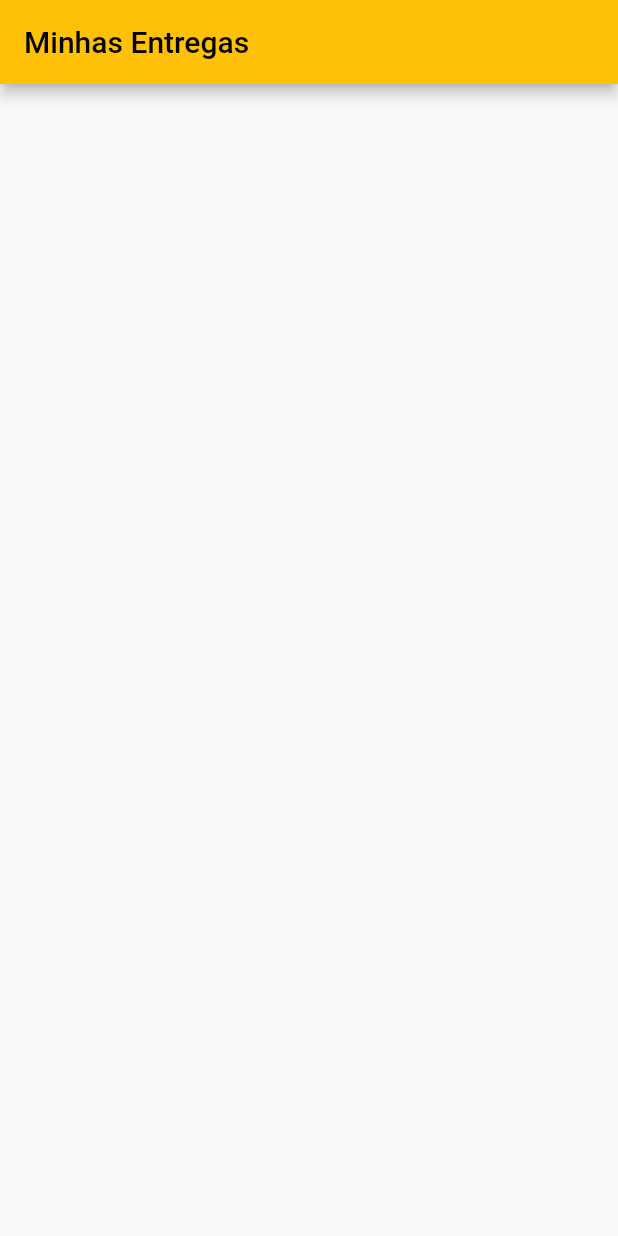
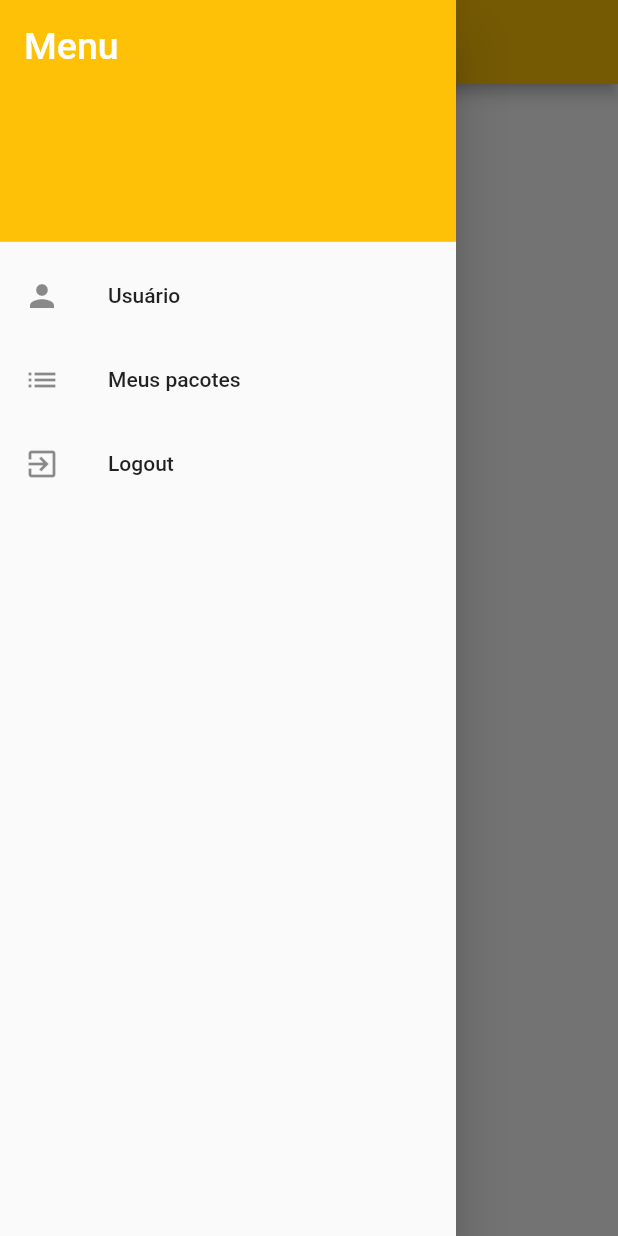
Before and after one commit to matheusvaladao5/minhas_entregas, a Flutter app: the screen it shows once a user with an empty profile is signed in, with the side drawer open (before the commit the screen has no drawer), on a phone screen of 412 x 824 dp. Run offline on Flutter 3.47's test engine with Material 2 defaults, Android fonts, the phone set to English and light mode, and no system bars; our stand-ins replace firebase_auth, firebase_core; accounts and stored records are empty; network calls fail.

Commit message:
Logout no Firebase sendo realizado com sucesso

```diff
--- a/lib/main.dart
+++ b/lib/main.dart
@@ -1,7 +1,4 @@
 import 'package:flutter/material.dart';
-import 'package:minhas_entregas/screens/home.dart';
-import 'package:minhas_entregas/screens/login.dart';
-import 'package:minhas_entregas/screens/register.dart';
 import 'package:firebase_core/firebase_core.dart';
 import 'package:minhas_entregas/widgets/auth_gate.dart';
 import 'package:minhas_entregas/widgets/routes.dart';
@@ -12,6 +9,8 @@ void main() async {
   runApp(const MyApp());
 }
 
+final navigatorKey = GlobalKey<NavigatorState>();
+
 class MyApp extends StatelessWidget {
   const MyApp({Key? key}) : super(key: key);
 
@@ -19,6 +18,7 @@ class MyApp extends StatelessWidget {
   @override
   Widget build(BuildContext context) {
     return MaterialApp(
+        navigatorKey: navigatorKey,
         title: 'Flutter Demo',
         theme: ThemeData(
           primarySwatch: Colors.amber,
--- a/lib/screens/home.dart
+++ b/lib/screens/home.dart
@@ -1,14 +1,16 @@
 import 'package:flutter/material.dart';
+import 'package:minhas_entregas/widgets/nav_drawer.dart';
 
 class HomeWidget extends StatelessWidget {
   const HomeWidget({Key? key}) : super(key: key);
 
-  final title = const Text("Minhas Entregas");
+  final title = const Text("Meus pacotes");
 
   @override
   Widget build(BuildContext context) {
     return Scaffold(
       appBar: AppBar(title: title),
+      drawer: NavDrawer(),
       body: ListView(children: []),
     );
   }
--- a/lib/widgets/auth_gate.dart
+++ b/lib/widgets/auth_gate.dart
@@ -11,10 +11,15 @@ class AuthGate extends StatelessWidget {
     return StreamBuilder<User?>(
       stream: FirebaseAuth.instance.authStateChanges(),
       builder: (context, snapshot) {
-        if (!snapshot.hasData) {
-          return LoginWidget();
+        if (snapshot.connectionState == ConnectionState.waiting) {
+          return const Center(child: CircularProgressIndicator());
+        } else if (snapshot.hasError) {
+          return const Center(
+              child: Text("Algo deu errado."));
+        } else if (snapshot.hasData) {
+          return const HomeWidget();
         }
-        return HomeWidget();
+        return const LoginWidget();
       },
     );
   }
--- /dev/null
+++ b/lib/widgets/nav_drawer.dart
@@ -0,0 +1,43 @@
+import 'package:firebase_auth/firebase_auth.dart';
+import 'package:flutter/material.dart';
+
+class NavDrawer extends StatelessWidget {
+
+  Future<void> _signOut(BuildContext context) async {
+    await FirebaseAuth.instance.signOut();
+    Navigator.pushNamed(context, "/login");
+  }
+
+  @override
+  Widget build(BuildContext context) {
+    return Drawer(
+      child: ListView(
+        padding: EdgeInsets.zero,
+        children: <Widget>[
+          const DrawerHeader(
+            decoration: BoxDecoration(color: Colors.amber),
+            child: Text(
+              'Menu',
+              style: TextStyle(color: Colors.white, fontSize: 25),
+            ),
+          ),
+          ListTile(
+            leading: const Icon(Icons.person),
+            title: const Text('Usuário'),
+            onTap: () => {Navigator.pushNamed(context, "/user")},
+          ),
+          ListTile(
+            leading: const Icon(Icons.list),
+            title: const Text('Meus pacotes'),
+            onTap: () => {Navigator.pushNamed(context, "/home")},
+          ),
+          ListTile(
+            leading: const Icon(Icons.exit_to_app),
+            title: const Text('Logout'),
+            onTap: () => _signOut(context),
+          ),
+        ],
+      ),
+    );
+  }
+}
--- a/lib/widgets/routes.dart
+++ b/lib/widgets/routes.dart
@@ -2,9 +2,11 @@ import 'package:flutter/material.dart';
 import 'package:minhas_entregas/screens/home.dart';
 import 'package:minhas_entregas/screens/login.dart';
 import 'package:minhas_entregas/screens/register.dart';
+import 'package:minhas_entregas/screens/user.dart';
 
 class FirebaseAuthAppRoutes {
   var routes = <String, WidgetBuilder>{
+    "/user": (BuildContext context) => UserWidget(),
     "/home": (BuildContext context) => HomeWidget(),
     "/login": (BuildContext context) => LoginWidget(),
     "/register": (BuildContext context) => RegisterWidget(),
```
Also changed, not shown: lib/screens/login.dart (+15 -2 lines), lib/screens/user.dart (added, +57 -0 lines).
